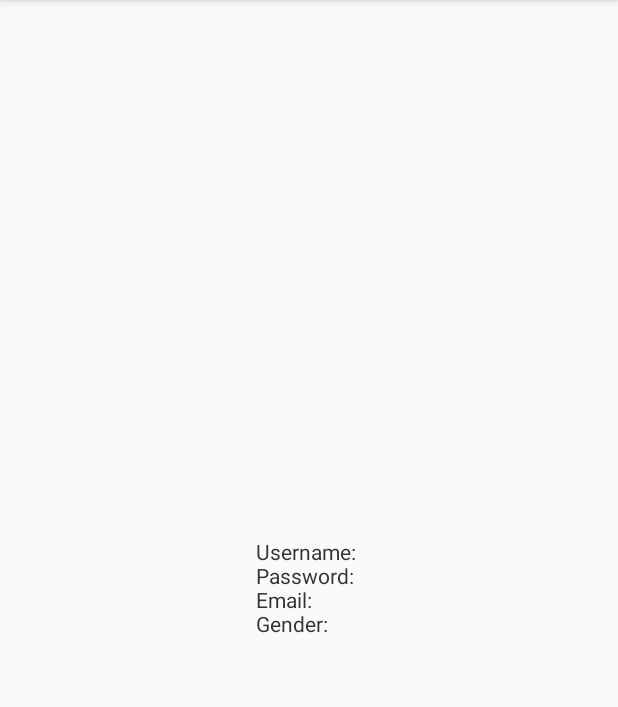
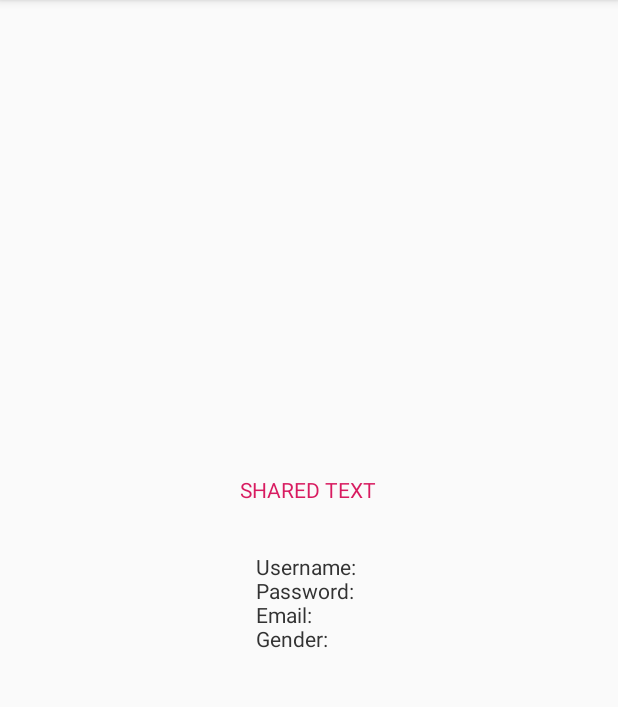
Before and after one commit to RoxanaCortez/Labo3_PDM_ejercicio_00502211, an Android app: the SecondActivity screen opened directly, with no data from a screen before it, after a tap on an icon or button, on a phone screen of 412 x 824 dp, the part 84-791 px from its top. Run offline under Robolectric (Android 15) with nearby library versions, the phone set to English and light mode, and no system bars.

Commit message:
pequeños detalles.

```diff
--- a/app/src/main/res/layout/activity_main.xml
+++ b/app/src/main/res/layout/activity_main.xml
@@ -28,6 +28,7 @@
             android:layout_below="@+id/et_Name"
             android:gravity="center"
             android:layout_margin="@dimen/margin_principal"
+            android:inputType="textPassword"
             android:hint="@string/txt_password"/>
 
         <EditText
--- a/app/src/main/res/layout/activity_share.xml
+++ b/app/src/main/res/layout/activity_share.xml
@@ -8,11 +8,20 @@
     android:padding="@dimen/padd_general"
     tools:context=".ShareActivity">
 
-   //Vista si los datod son compartidos con la misma app
+   /*Vista si los datod son compartidos con la misma app*/
+
+   <TextView
+       android:id="@+id/tv_title"
+       android:layout_width="wrap_content"
+       android:layout_height="wrap_content"
+       android:text="@string/txt_shared_text"
+       android:textColor="@color/colorAccent"/>
+
    <TextView
        android:id="@+id/tv_text"
        android:layout_width="wrap_content"
        android:layout_height="wrap_content"
        android:layout_gravity="center"
-       android:textColor="@color/color_black"/>
+       android:textColor="@color/color_black"
+       android:layout_margin="@dimen/margin_med"/>
 </LinearLayout>
--- a/app/src/main/res/values/dimens.xml
+++ b/app/src/main/res/values/dimens.xml
@@ -3,4 +3,5 @@
     <dimen name="padd_general">8dp</dimen>
     <dimen name="margin_principal">8dp</dimen>
     <dimen name="bt_ancho">49dp</dimen>
+    <dimen name="margin_med">16dp</dimen>
 </resources>
--- a/app/src/main/res/values/strings.xml
+++ b/app/src/main/res/values/strings.xml
@@ -6,4 +6,5 @@
     <string name="txt_password">Password:</string>
     <string name="txt_email">Email:</string>
     <string name="txt_gender">Gender:</string>
+    <string name="txt_shared_text">SHARED TEXT</string>
 </resources>
```
